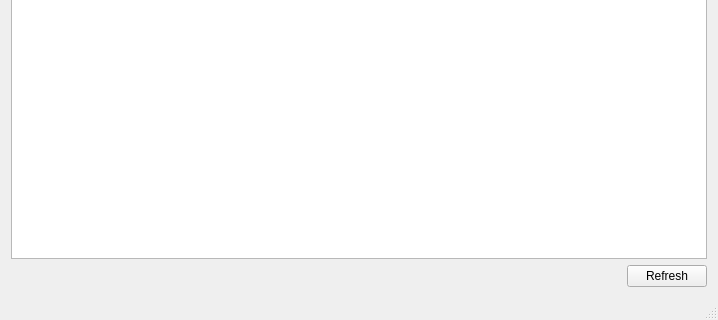
This is tmChatEric/mainwindow.ui in miiisch/TM2011C1.4 as Qt 5 draws it before an edit; both pictures show x 0 to 718 and y 290 to 610 of the 718 by 610 pixel window. The edited form follows.
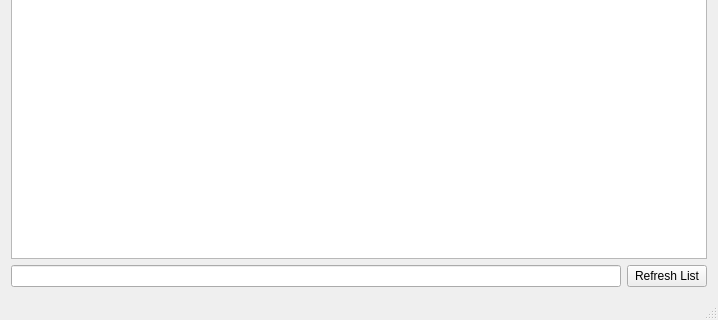
This is the edited form.

```diff
--- a/tmChatEric/mainwindow.ui
+++ b/tmChatEric/mainwindow.ui
@@ -64,22 +64,12 @@
     <item>
      <layout class="QHBoxLayout" name="horizontalLayout">
       <item>
-       <spacer name="horizontalSpacer">
-        <property name="orientation">
-         <enum>Qt::Horizontal</enum>
-        </property>
-        <property name="sizeHint" stdset="0">
-         <size>
-          <width>40</width>
-          <height>20</height>
-         </size>
-        </property>
-       </spacer>
+       <widget class="QLineEdit" name="commandLine"/>
       </item>
       <item>
        <widget class="QPushButton" name="refreshButton">
         <property name="text">
-         <string>Refresh</string>
+         <string>Refresh List</string>
         </property>
        </widget>
       </item>
```
